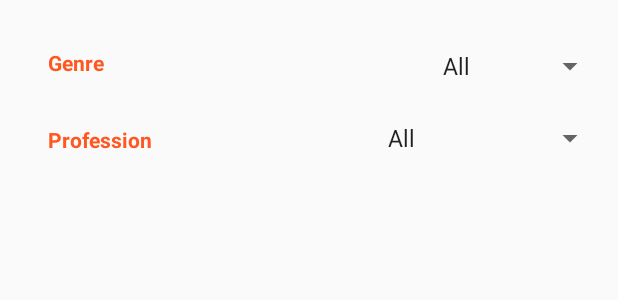
After one commit to JTorrus/OompaLoompaManager, an Android app: the layout filter_dialog_fragment.xml on its own in the app's theme, with its tools: preview values and no code run, on a phone screen of 412 x 824 dp. The commit adds this screen. Shown: the top 300 px of the screen. Run offline under Robolectric (Android 15) with nearby library versions, the phone set to English and light mode, and no system bars.

Commit message:
Creation of dialog fragment for filtering. Todo: Complete functionality

```diff
--- a/app/src/main/java/dev/napptilus/jtorrus/oompaloompamanager/activities/MainActivity.kt
+++ b/app/src/main/java/dev/napptilus/jtorrus/oompaloompamanager/activities/MainActivity.kt
@@ -1,5 +1,6 @@
 package dev.napptilus.jtorrus.oompaloompamanager.activities
 
+import android.app.FragmentManager
 import android.content.Context
 import android.net.ConnectivityManager
 import android.os.Bundle
@@ -13,6 +14,7 @@ import dev.napptilus.jtorrus.oompaloompamanager.R
 import dev.napptilus.jtorrus.oompaloompamanager.adapters.PaginationAdapter
 import dev.napptilus.jtorrus.oompaloompamanager.api.Client
 import dev.napptilus.jtorrus.oompaloompamanager.api.Service
+import dev.napptilus.jtorrus.oompaloompamanager.fragments.FilterDialog
 import dev.napptilus.jtorrus.oompaloompamanager.model.Worker
 import dev.napptilus.jtorrus.oompaloompamanager.model.WorkerResponse
 import dev.napptilus.jtorrus.oompaloompamanager.utils.PaginationAdapterCallback
@@ -101,7 +103,9 @@ class MainActivity : AppCompatActivity(), PaginationAdapterCallback {
 
     private fun enableFabControls() {
         filter_button.setOnClickListener {
-            TODO()
+            val dialog = FilterDialog()
+
+            dialog.show(supportFragmentManager, "FilterDialog")
         }
     }
 
--- /dev/null
+++ b/app/src/main/java/dev/napptilus/jtorrus/oompaloompamanager/fragments/FilterDialog.kt
@@ -0,0 +1,26 @@
+package dev.napptilus.jtorrus.oompaloompamanager.fragments
+
+import android.app.Dialog
+import android.os.Bundle
+import android.support.v4.app.DialogFragment
+import android.support.v7.app.AlertDialog
+import dev.napptilus.jtorrus.oompaloompamanager.R
+
+class FilterDialog : DialogFragment() {
+    override fun onCreateDialog(savedInstanceState: Bundle?): Dialog {
+        val builder = AlertDialog.Builder(context!!)
+        val layoutInflater = activity!!.layoutInflater
+
+        builder
+                .setTitle("Filters")
+                .setView(layoutInflater.inflate(R.layout.filter_dialog_fragment, null))
+                .setPositiveButton("Ok") { dialog, which ->
+
+                }
+                .setNegativeButton("Cancel") { _, _ ->
+                    this.dialog.cancel()
+                }
+
+        return builder.create()
+    }
+}
--- /dev/null
+++ b/app/src/main/res/layout/filter_dialog_fragment.xml
@@ -0,0 +1,53 @@
+<?xml version="1.0" encoding="utf-8"?>
+<android.support.constraint.ConstraintLayout
+    xmlns:android="http://schemas.android.com/apk/res/android"
+    xmlns:app="http://schemas.android.com/apk/res-auto"
+    xmlns:tools="http://schemas.android.com/tools"
+    android:layout_width="match_parent"
+    android:layout_height="match_parent">
+
+    <TextView
+        android:id="@+id/label_genre_fil"
+        android:layout_width="wrap_content"
+        android:layout_height="wrap_content"
+        android:layout_marginStart="32dp"
+        android:layout_marginTop="32dp"
+        android:text="Genre"
+        android:textColor="@color/colorPrimary"
+        android:textStyle="bold"
+        app:layout_constraintStart_toStartOf="parent"
+        app:layout_constraintTop_toTopOf="parent" />
+
+    <android.support.v7.widget.AppCompatSpinner
+        android:id="@+id/gender_spinner"
+        android:layout_width="wrap_content"
+        android:layout_height="wrap_content"
+        android:layout_marginEnd="8dp"
+        android:layout_marginTop="32dp"
+        android:entries="@array/gender_filters"
+        app:layout_constraintEnd_toEndOf="parent"
+        app:layout_constraintTop_toTopOf="parent" />
+
+    <TextView
+        android:id="@+id/label_profession_fil"
+        android:layout_width="wrap_content"
+        android:layout_height="wrap_content"
+        android:layout_marginStart="32dp"
+        android:layout_marginTop="32dp"
+        android:text="Profession"
+        android:textColor="@color/colorPrimary"
+        android:textStyle="bold"
+        app:layout_constraintStart_toStartOf="parent"
+        app:layout_constraintTop_toBottomOf="@+id/label_genre_fil" />
+
+    <android.support.v7.widget.AppCompatSpinner
+        android:id="@+id/profession_spinner"
+        android:layout_width="wrap_content"
+        android:layout_height="wrap_content"
+        android:layout_marginEnd="8dp"
+        android:layout_marginTop="24dp"
+        android:entries="@array/profession_filters"
+        app:layout_constraintEnd_toEndOf="parent"
+        app:layout_constraintTop_toBottomOf="@+id/gender_spinner" />
+
+</android.support.constraint.ConstraintLayout>
--- a/app/src/main/res/values/strings.xml
+++ b/app/src/main/res/values/strings.xml
@@ -25,4 +25,19 @@
     <string name="lay_txt_err">Oops! Something went wrong!</string>
     <string name="cause_ph">The server cannot respond.</string>
     <string name="txt_retry">Retry</string>
+
+    <string-array name="gender_filters">
+        <item>All</item>
+        <item>Female</item>
+        <item>Male</item>
+    </string-array>
+
+    <string-array name="profession_filters">
+        <item>All</item>
+        <item>Brewer</item>
+        <item>Developer</item>
+        <item>Gemcutter</item>
+        <item>Medic</item>
+        <item>Metalworker</item>
+    </string-array>
 </resources>
```
